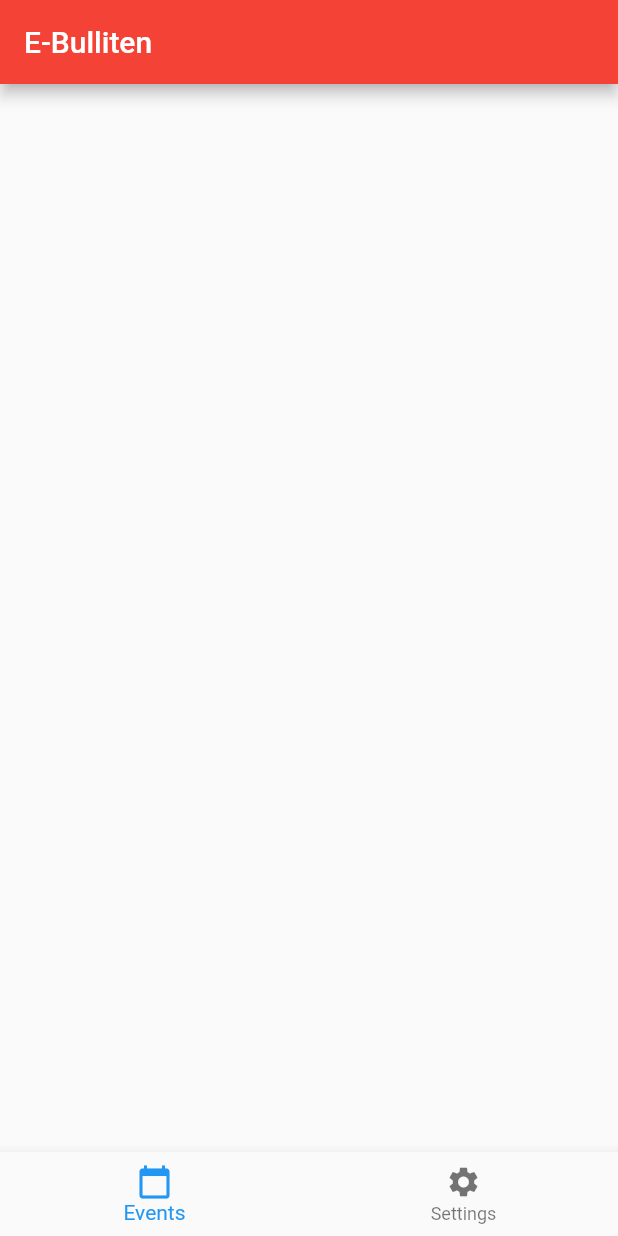
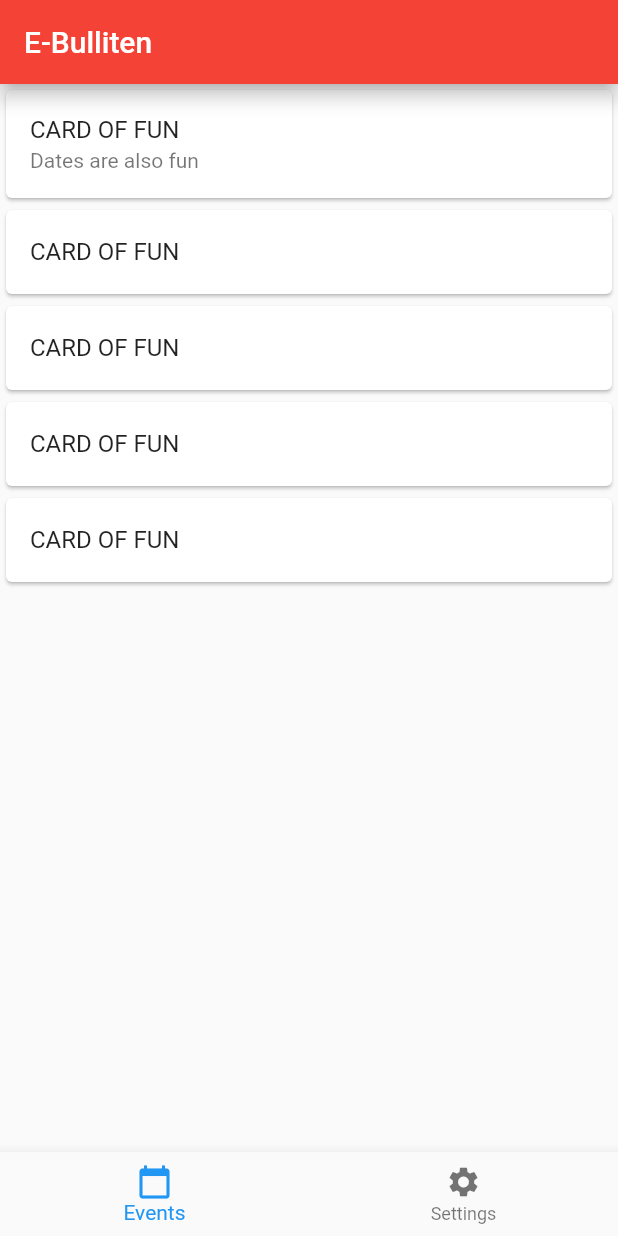
Before and after one commit to franck-noahk/senior-seminar-project, a Flutter app: the screen it shows after launch, on a phone screen of 412 x 824 dp. Run offline on Flutter 3.47's test engine with Material 2 defaults, Android fonts, the phone set to English and light mode, and no system bars.

Commit message:
Updated UI to show a basic light ui of cards.

```diff
--- a/e_bulletin/lib/constants.dart
+++ b/e_bulletin/lib/constants.dart
@@ -10,6 +10,7 @@ int MAX_PAGES = 2;
 ThemeData defaultTheme = new ThemeData(
   primaryColor: Colors.red,
   accentColor: Colors.greenAccent,
+  appBarTheme: AppBarTheme(elevation: 5.0,)
 );
 List<Widget> layoutWidgetArr = [
   UpcommingEventsList(),
--- a/e_bulletin/lib/widgets/layout/UpCommingEventsList.dart
+++ b/e_bulletin/lib/widgets/layout/UpCommingEventsList.dart
@@ -8,9 +8,35 @@ class UpcommingEventsList extends StatelessWidget {
   @override
   Widget build(BuildContext context) {
     return Center(
-      child: Column(
-        mainAxisAlignment: MainAxisAlignment.center,
-      ),
-    );
+        child: ListView(
+      children: <Widget>[
+        Card(
+          child: ListTile(
+            title: Text("CARD OF FUN"),
+            subtitle: Text("Dates are also fun"),
+          ),
+        ),
+        Card(
+          child: ListTile(
+            title: Text("CARD OF FUN"),
+          ),
+        ),
+        Card(
+          child: ListTile(
+            title: Text("CARD OF FUN"),
+          ),
+        ),
+        Card(
+          child: ListTile(
+            title: Text("CARD OF FUN"),
+          ),
+        ),
+        Card(
+          child: ListTile(
+            title: Text("CARD OF FUN"),
+          ),
+        ),
+      ],
+    ));
   }
 }
```
